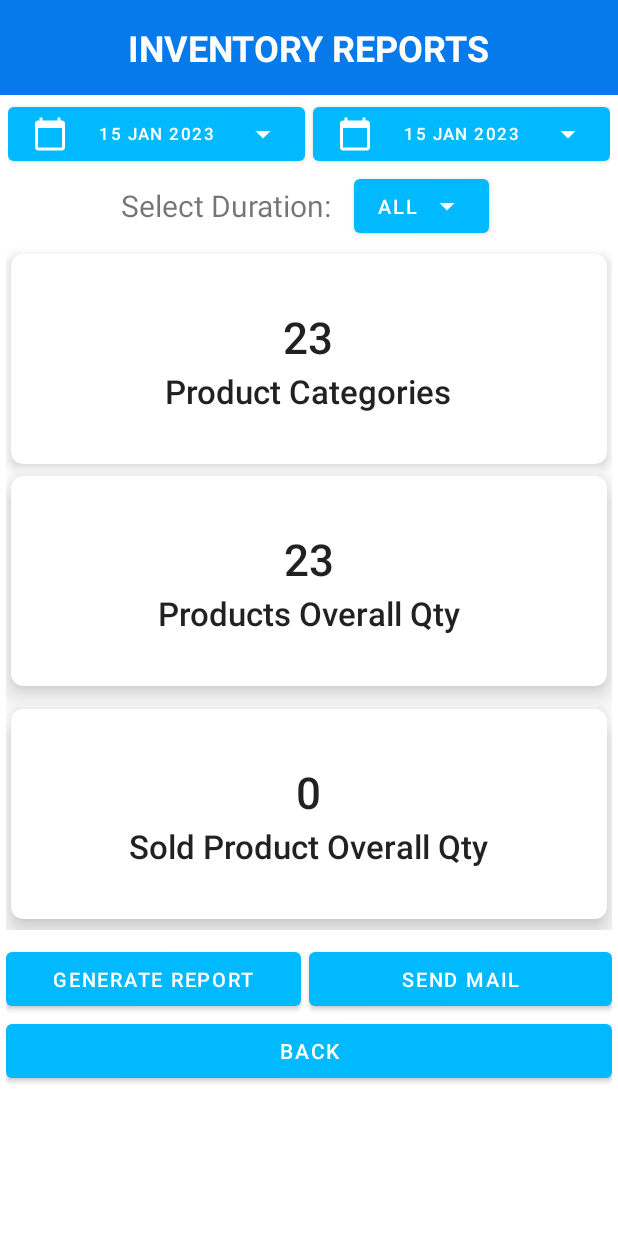
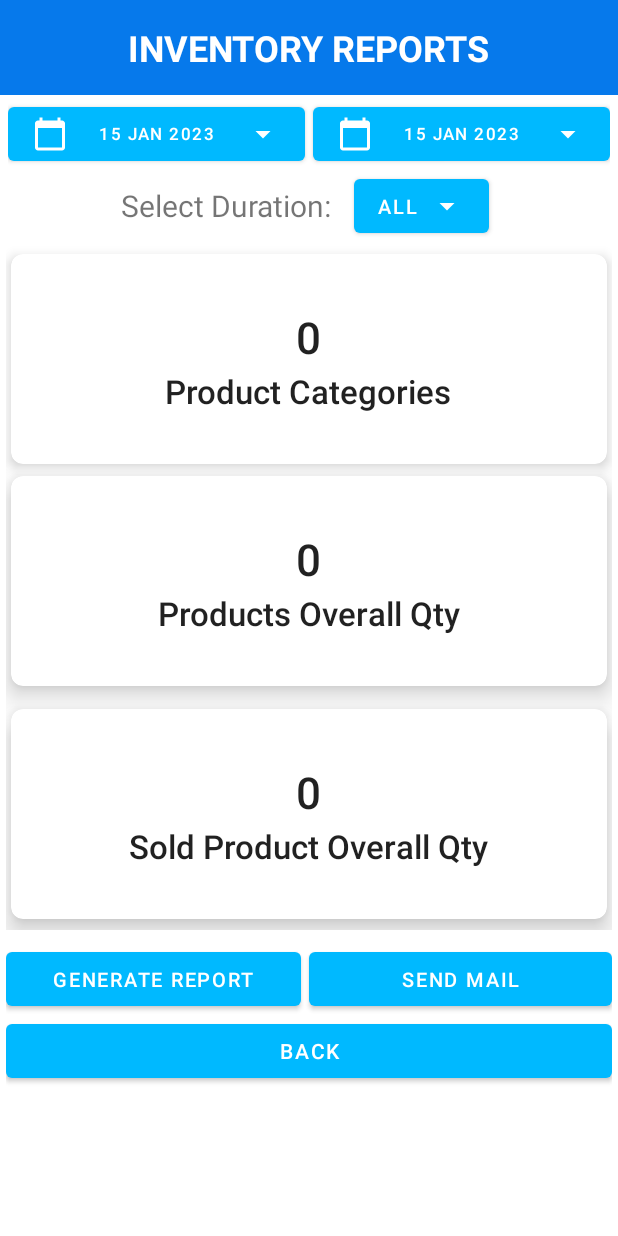
Before and after one commit to Alxbry28/Inventory-Management-with-POS_STI, an Android app: the InventoryForm screen opened directly, with no data from a screen before it, on a phone screen of 412 x 824 dp. Run offline under Robolectric (Android 15) with nearby library versions, the phone set to English and light mode, and no system bars; our stand-ins replace Firebase (no records; nobody signed in at launch, a user with empty details on screens opened directly); libraries missing offline, so code that uses them is left out: javax.activation, javax.mail, javax.mail.internet, org.apache.poi; 1 statement that could not run was skipped.

Commit message:
[revision] fix inventory for not showing sold items

```diff
--- a/app/src/main/java/com/example/inventorymanagementsystem/views/staff/InventoryForm.java
+++ b/app/src/main/java/com/example/inventorymanagementsystem/views/staff/InventoryForm.java
@@ -357,8 +357,27 @@ public class InventoryForm extends AppCompatActivity {
 
                                 LocalDate start = LocalDate.parse(sortedProduct.get(0).getUpdated_at());
                                 LocalDate end = LocalDate.parse(sortedProduct.get(productArrayList.size() - 1).getUpdated_at());
+
+                                startDate = dateTimeFormatter.format(start);
+                                endDate = dateTimeFormatter.format(end);
+
+                                soldItem.GetAllByDateRange(startDate, endDate, new IEntityModelListener<SoldItemReport>() {
+                                    @Override
+                                    public void retrieve(SoldItemReport m) {
+
+                                    }
+
+                                    @Override
+                                    public void getList(ArrayList<SoldItemReport> soldItemReports) {
+                                        tempSoldItemReportsList = soldItemReports;
+                                        int soldProductsNumber = soldItemReports.stream().mapToInt(SoldItemReport::getQuantity).sum();
+                                        tvSoldQty.setText(String.valueOf(soldProductsNumber));
+                                    }
+                                });
+
                                 startDateShort = dateTimeDateShort.format(start);
                                 endDateShort = dateTimeDateShort.format(end);
+
                                 btnStartDate.setText(startDateShort);
                                 btnEndDate.setText(endDateShort);
 
@@ -372,36 +391,12 @@ public class InventoryForm extends AppCompatActivity {
 
                                 tvProductsNum.setText(String.valueOf(productsNumber));
                                 tvCategoryNum.setText(String.valueOf(groupByProduct.size()));
+
                             }
 
                         }
                     }
                 });
-
-                soldItem.GetAllByDateRange(startDate, endDate, new IEntityModelListener<SoldItemReport>() {
-                    @Override
-                    public void retrieve(SoldItemReport m) {
-
-                    }
-
-                    @Override
-                    public void getList(ArrayList<SoldItemReport> soldItemReports) {
-                        tempSoldItemReportsList = soldItemReports;
-                        int soldProductsNumber = soldItemReports.stream().mapToInt(SoldItemReport::getQuantity).sum();
-                        tvSoldQty.setText(String.valueOf(soldProductsNumber));
-                    }
-                });
-//                soldItem.GetAll(new IEntityModelListener<SoldItemReport>() {
-//                    @Override
-//                    public void retrieve(SoldItemReport m) {
-//
-//                    }
-//
-//                    @Override
-//                    public void getList(ArrayList<SoldItemReport> soldItemReports) {
-//                        tempSoldItemReportsList = soldItemReports;
-//                    }
-//                });
 
                 return;
 
--- a/app/src/main/res/layout/activity_inventory_form.xml
+++ b/app/src/main/res/layout/activity_inventory_form.xml
@@ -155,7 +155,7 @@
                                 android:layout_height="wrap_content"
                                 android:layout_gravity="center"
                                 android:layout_marginTop="2dp"
-                                android:text="23"
+                                android:text="0"
                                 android:textAppearance="@style/TextAppearance.AppCompat.Title"
                                 android:textSize="29dp" />
 
@@ -206,7 +206,7 @@
                                 android:layout_height="wrap_content"
                                 android:layout_gravity="center"
                                 android:layout_marginTop="2dp"
-                                android:text="23"
+                                android:text="0"
                                 android:textAppearance="@style/TextAppearance.AppCompat.Title"
                                 android:textSize="29dp" />
 
@@ -256,7 +256,7 @@
                                 android:layout_height="wrap_content"
                                 android:layout_gravity="center"
                                 android:layout_marginTop="2dp"
-                                android:text="23"
+                                android:text="0"
                                 android:textAppearance="@style/TextAppearance.AppCompat.Title"
                                 android:textSize="29dp" />
 
```
Also changed, not shown: app/src/main/java/com/example/inventorymanagementsystem/libraries/ExcelGenerator.java (+17 -14 lines), app/src/main/java/com/example/inventorymanagementsystem/views/staff/PaymentActivity.java (+30 -29 lines).
